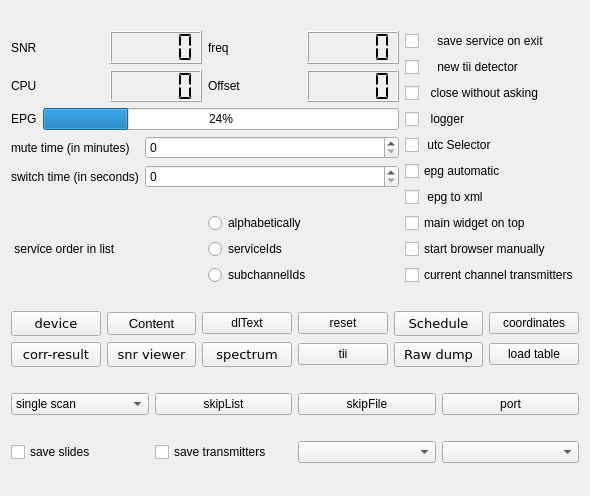
The window that qt-dab-s5/forms-v5/config-helper.ui (JvanKatwijk/qt-dab) describes before a commit, drawn with Qt 5.
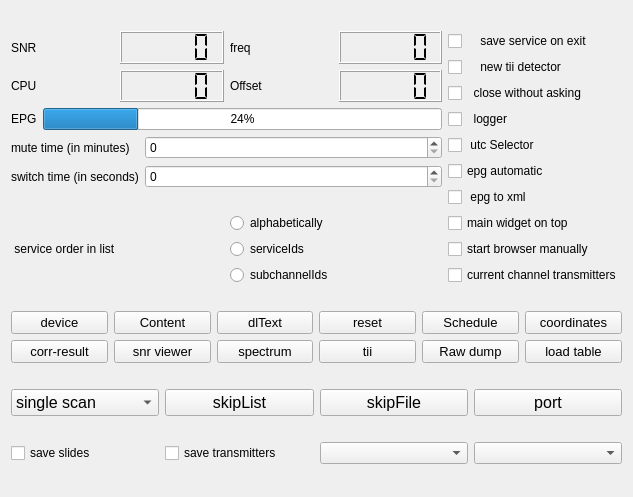
The same window after the commit. Custom widgets are drawn as their Qt base class.

Commit message: buttons resized

Patch:
```diff
--- a/qt-dab-s5/forms-v5/config-helper.ui
+++ b/qt-dab-s5/forms-v5/config-helper.ui
@@ -6,8 +6,8 @@
    <rect>
     <x>0</x>
     <y>0</y>
-    <width>590</width>
-    <height>496</height>
+    <width>633</width>
+    <height>497</height>
    </rect>
   </property>
   <property name="windowTitle">
@@ -310,7 +310,7 @@
        </property>
        <property name="font">
         <font>
-         <family>DejaVu Sans</family>
+         <family>Cantarell</family>
          <pointsize>10</pointsize>
         </font>
        </property>
@@ -345,6 +345,11 @@
      </item>
      <item row="0" column="2">
       <widget class="smallPushButton" name="dlTextButton">
+       <property name="font">
+        <font>
+         <pointsize>10</pointsize>
+        </font>
+       </property>
        <property name="toolTip">
         <string>&lt;html&gt;&lt;head/&gt;&lt;body&gt;&lt;p&gt;Save the lines of text that appear as dynamic label&lt;/p&gt;&lt;/body&gt;&lt;/html&gt;</string>
        </property>
@@ -361,6 +366,11 @@
          <verstretch>0</verstretch>
         </sizepolicy>
        </property>
+       <property name="font">
+        <font>
+         <pointsize>10</pointsize>
+        </font>
+       </property>
        <property name="toolTip">
         <string>&lt;html&gt;&lt;head/&gt;&lt;body&gt;&lt;p&gt;Push this button to reset, i.e. restart synchronization.&lt;/p&gt;&lt;/body&gt;&lt;/html&gt;</string>
        </property>
@@ -379,7 +389,7 @@
        </property>
        <property name="font">
         <font>
-         <family>DejaVu Sans</family>
+         <family>Cantarell</family>
          <pointsize>10</pointsize>
         </font>
        </property>
@@ -393,6 +403,11 @@
      </item>
      <item row="0" column="5">
       <widget class="smallPushButton" name="set_coordinatesButton">
+       <property name="font">
+        <font>
+         <pointsize>10</pointsize>
+        </font>
+       </property>
        <property name="text">
         <string>coordinates</string>
        </property>
@@ -408,7 +423,7 @@
        </property>
        <property name="font">
         <font>
-         <family>DejaVu Sans</family>
+         <family>Cantarell</family>
          <pointsize>10</pointsize>
         </font>
        </property>
@@ -435,7 +450,7 @@
        </property>
        <property name="font">
         <font>
-         <family>DejaVu Sans</family>
+         <family>Cantarell</family>
          <pointsize>10</pointsize>
         </font>
        </property>
@@ -457,7 +472,7 @@
        </property>
        <property name="font">
         <font>
-         <family>DejaVu Sans</family>
+         <family>Cantarell</family>
          <pointsize>10</pointsize>
         </font>
        </property>
@@ -471,6 +486,11 @@
      </item>
      <item row="1" column="3">
       <widget class="smallPushButton" name="show_tiiButton">
+       <property name="font">
+        <font>
+         <pointsize>10</pointsize>
+        </font>
+       </property>
        <property name="toolTip">
         <string>&lt;html&gt;&lt;head/&gt;&lt;body&gt;&lt;p&gt;show or hide the widget for showing the tii spectrum&lt;/p&gt;&lt;/body&gt;&lt;/html&gt;</string>
        </property>
@@ -489,7 +509,6 @@
        </property>
        <property name="font">
         <font>
-         <family>DejaVu Sans</family>
          <pointsize>10</pointsize>
         </font>
        </property>
@@ -503,6 +522,11 @@
      </item>
      <item row="1" column="5">
       <widget class="smallPushButton" name="loadTableButton">
+       <property name="font">
+        <font>
+         <pointsize>10</pointsize>
+        </font>
+       </property>
        <property name="toolTip">
         <string>&lt;html&gt;&lt;head/&gt;&lt;body&gt;&lt;p&gt;Touching this button instructs the software to (try to) load a so-called tii table, a table with the&lt;/p&gt;&lt;p&gt;encodings of tii data.&lt;/p&gt;&lt;/body&gt;&lt;/html&gt;</string>
        </property>
@@ -517,6 +541,11 @@
     <layout class="QHBoxLayout" name="horizontalLayout_4">
      <item>
       <widget class="smallComboBox" name="scanmodeSelector">
+       <property name="font">
+        <font>
+         <pointsize>12</pointsize>
+        </font>
+       </property>
        <property name="toolTip">
         <string>&lt;html&gt;&lt;head/&gt;&lt;body&gt;&lt;p&gt;Choose one of three modes for scanning&lt;/p&gt;&lt;/body&gt;&lt;/html&gt;</string>
        </property>
@@ -539,6 +568,11 @@
      </item>
      <item>
       <widget class="QPushButton" name="skipList_button">
+       <property name="font">
+        <font>
+         <pointsize>12</pointsize>
+        </font>
+       </property>
        <property name="toolTip">
         <string>&lt;html&gt;&lt;head/&gt;&lt;body&gt;&lt;p&gt;show or hide the skipList. Updates in the skipList will be saved.&lt;/p&gt;&lt;/body&gt;&lt;/html&gt;</string>
        </property>
@@ -549,6 +583,11 @@
      </item>
      <item>
       <widget class="QPushButton" name="skipFile_button">
+       <property name="font">
+        <font>
+         <pointsize>12</pointsize>
+        </font>
+       </property>
        <property name="toolTip">
         <string>&lt;html&gt;&lt;head/&gt;&lt;body&gt;&lt;p&gt;Select a file for the skipList. If the file does not exist yet, it will be created and initialized with a skipList with no channels set to skip.&lt;/p&gt;&lt;/body&gt;&lt;/html&gt;</string>
        </property>
@@ -559,6 +598,11 @@
      </item>
      <item>
       <widget class="QPushButton" name="portSelector">
+       <property name="font">
+        <font>
+         <pointsize>12</pointsize>
+        </font>
+       </property>
        <property name="text">
         <string>port</string>
        </property>
```
The commit also changes 7 other files.
